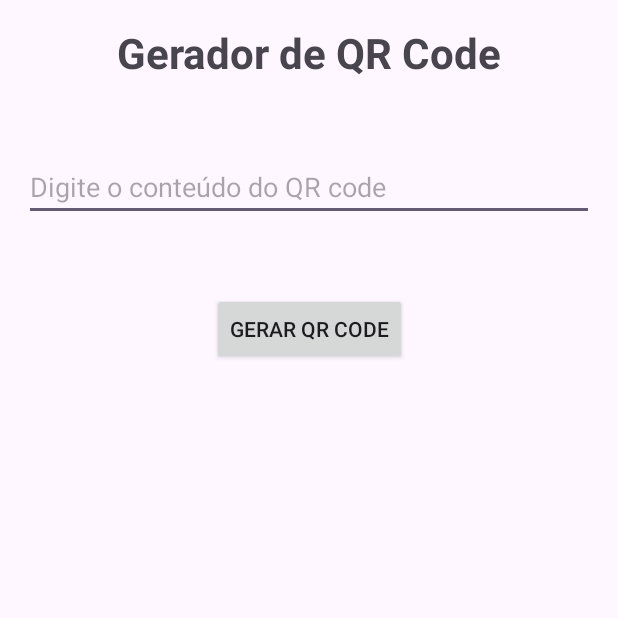
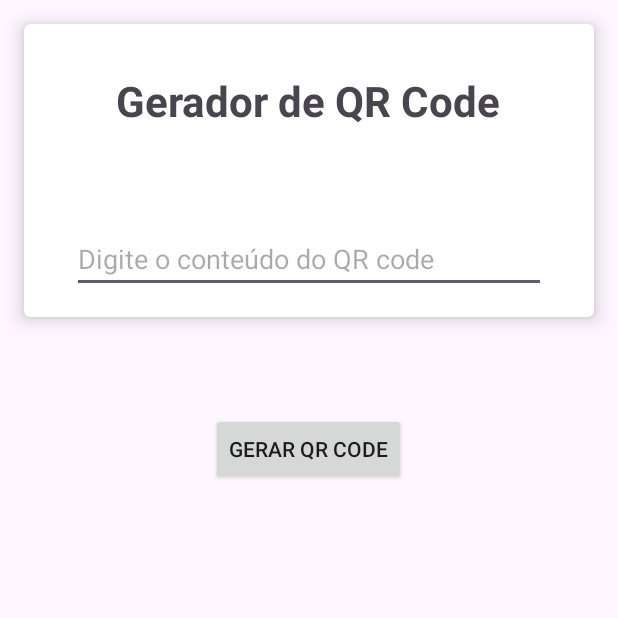
Before and after one commit to ThiagoAvelino1990/Aplicativos-Mobile, an Android app: the screen it shows after launch (MainActivity), on a phone screen of 412 x 824 dp, the top half of it. Run offline under Robolectric (Android 15) with nearby library versions, the phone set to English and light mode, and no system bars.

Commit message:
adicionando cards

```diff
--- a/Java/AppQRCode/app/src/main/res/layout/activity_main.xml
+++ b/Java/AppQRCode/app/src/main/res/layout/activity_main.xml
@@ -6,6 +6,27 @@
     android:layout_width="match_parent"
     android:layout_height="match_parent"
     tools:context=".MainActivity">
+
+    <androidx.appcompat.widget.LinearLayoutCompat
+        android:layout_width="match_parent"
+        android:layout_height="wrap_content"
+        android:gravity="center"
+        android:orientation="vertical"
+        tools:ignore="MissingConstraints">
+
+        <androidx.cardview.widget.CardView
+            android:layout_width="match_parent"
+            android:layout_height="wrap_content"
+            android:layout_margin="16dp"
+            app:cardCornerRadius="4dp"
+            app:cardElevation="8dp">
+
+            <androidx.appcompat.widget.LinearLayoutCompat
+                android:layout_width="match_parent"
+                android:layout_height="wrap_content"
+                android:layout_margin="16dp"
+                android:gravity="center"
+                android:orientation="vertical">
 
                 <TextView
                     android:id="@+id/txtQRCode"
@@ -18,6 +39,7 @@
                     app:layout_constraintEnd_toEndOf="parent"
                     app:layout_constraintStart_toStartOf="parent"
                     app:layout_constraintTop_toTopOf="parent" />
+
 
                 <EditText
                     android:id="@+id/editQrCode"
@@ -32,6 +54,8 @@
                     app:layout_constraintEnd_toEndOf="parent"
                     app:layout_constraintStart_toStartOf="parent"
                     app:layout_constraintTop_toBottomOf="@id/txtQRCode" />
+            </androidx.appcompat.widget.LinearLayoutCompat>
+        </androidx.cardview.widget.CardView>
 
         <androidx.appcompat.widget.AppCompatButton
             android:id="@+id/btnGerarQRCOde"
@@ -53,4 +77,5 @@
             app:layout_constraintTop_toBottomOf="@+id/btnGerarQRCOde"
             tools:srcCompat="@tools:sample/avatars" />
 
+    </androidx.appcompat.widget.LinearLayoutCompat>
 </androidx.constraintlayout.widget.ConstraintLayout>
```
Lines whose indentation alone changed are shown as unchanged.
